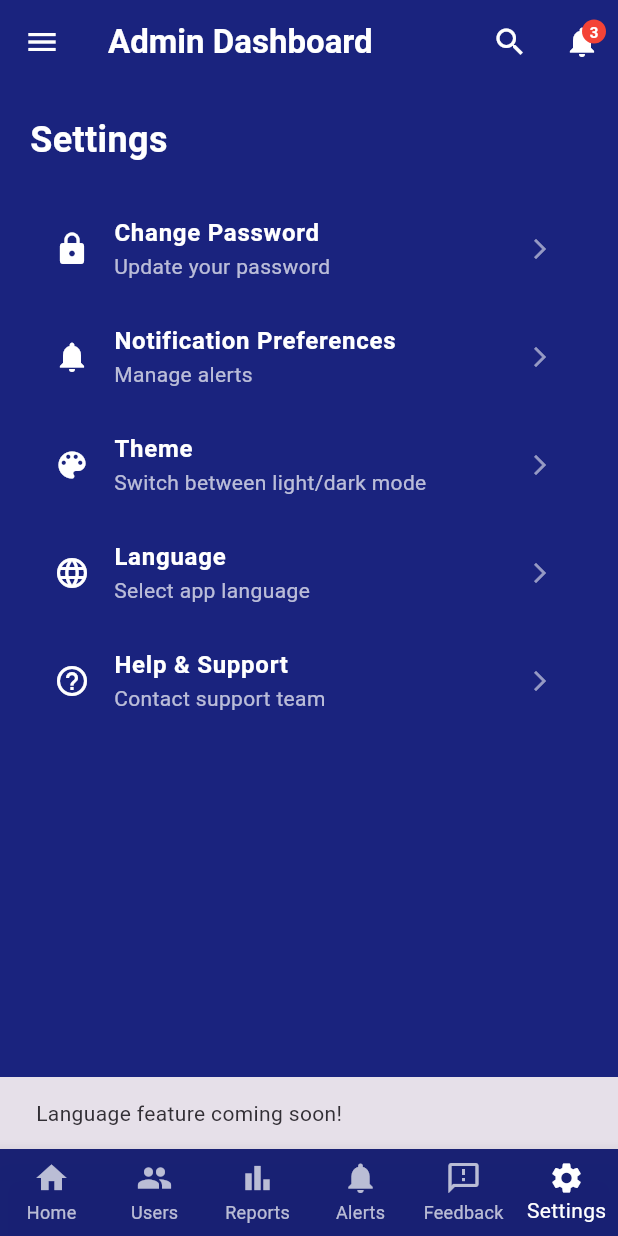
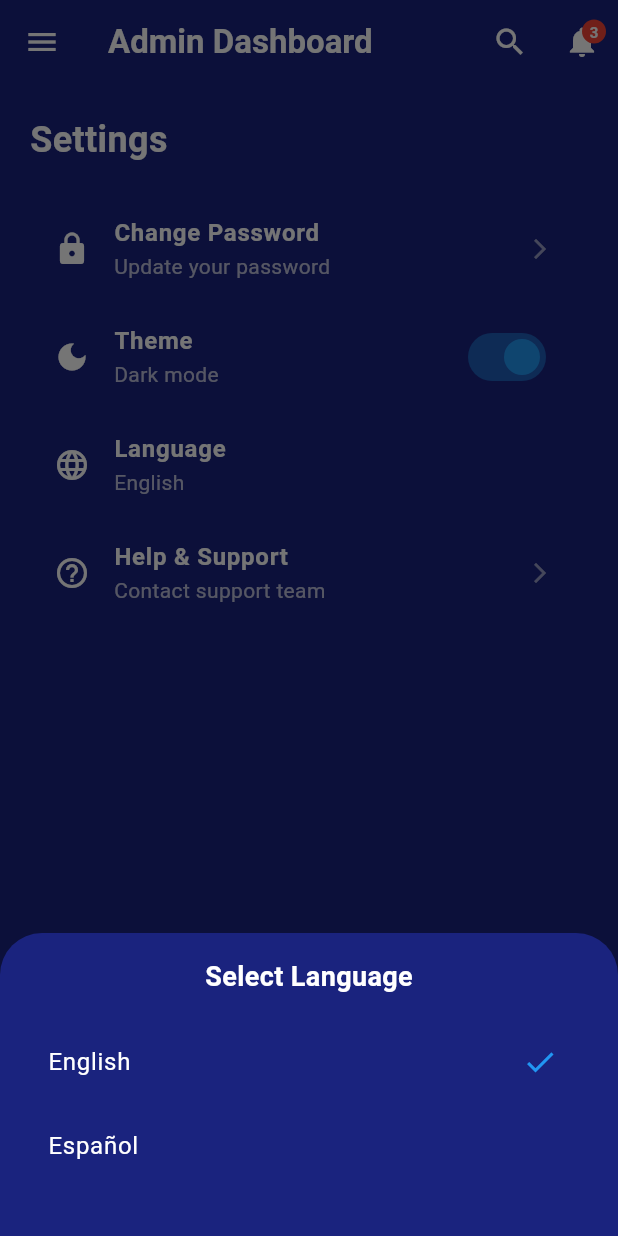
Before and after one commit to Manojarya0207/Gttc_Attendance_Manager, a Flutter app: the AdminDashboard screen opened directly with empty values, item 6 of the bottom bar chosen, after a tap on "Language", on a phone screen of 412 x 824 dp. Run offline on Flutter 3.47's test engine with Material 3 defaults, Android fonts, the light colour scheme and no system bars; our stand-ins replace google_fonts, percent_indicator, shared_preferences, table_calendar; accounts and stored records are empty.

Commit message:
24-10-2025 Update

```diff
--- a/lib/screens/admin_dashboard.dart
+++ b/lib/screens/admin_dashboard.dart
@@ -1,6 +1,7 @@
 import 'package:flutter/material.dart';
 import 'package:intl/intl.dart';
 import 'package:percent_indicator/circular_percent_indicator.dart';
+import 'package:shared_preferences/shared_preferences.dart';
 import '../utils/dialog_utils.dart';
 import 'auth_entry_screen.dart';
 
@@ -64,6 +65,11 @@ class _AdminDashboardState extends State<AdminDashboard>
   late AnimationController _controller;
   late Animation<double> _fadeAnimation;
 
+  // Theme & Language
+  ThemeMode _currentTheme = ThemeMode.dark;
+  static const List<String> _supportedLocales = ['en', 'es'];
+  String _currentLocale = 'en';
+
   List<AppNotification> _notifications = [
     AppNotification(
       id: '1',
@@ -100,12 +106,34 @@ class _AdminDashboardState extends State<AdminDashboard>
   @override
   void initState() {
     super.initState();
+    _loadSettings();
     _controller = AnimationController(
       vsync: this,
       duration: const Duration(milliseconds: 300),
     );
     _fadeAnimation = CurvedAnimation(parent: _controller, curve: Curves.easeInOut);
     _controller.forward();
+  }
+
+  Future<void> _loadSettings() async {
+    final prefs = await SharedPreferences.getInstance();
+    final themeStr = prefs.getString('theme_mode') ?? 'dark';
+    final locale = prefs.getString('locale') ?? 'en';
+
+    setState(() {
+      _currentTheme = themeStr == 'light' ? ThemeMode.light : ThemeMode.dark;
+      _currentLocale = locale;
+    });
+  }
+
+  Future<void> _saveTheme(String mode) async {
+    final prefs = await SharedPreferences.getInstance();
+    await prefs.setString('theme_mode', mode);
+  }
+
+  Future<void> _saveLocale(String locale) async {
+    final prefs = await SharedPreferences.getInstance();
+    await prefs.setString('locale', locale);
   }
 
   @override
@@ -190,7 +218,7 @@ class _AdminDashboardState extends State<AdminDashboard>
       ),
       drawer: _buildSideDrawer(context),
       body: Container(
-        color: Colors.indigo[900], // Standard dark background
+        color: Colors.indigo[900],
         child: SafeArea(
           child: FadeTransition(
             opacity: _fadeAnimation,
@@ -249,7 +277,7 @@ class _AdminDashboardState extends State<AdminDashboard>
         children: [
           UserAccountsDrawerHeader(
             decoration: BoxDecoration(
-              color: Colors.indigo[800], // Slightly lighter for contrast
+              color: Colors.indigo[800],
             ),
             currentAccountPicture: const CircleAvatar(
               backgroundColor: Colors.white,
@@ -546,24 +574,120 @@ class _AdminDashboardState extends State<AdminDashboard>
       children: [
         const Text('Settings', style: TextStyle(fontSize: 24, fontWeight: FontWeight.bold, color: Colors.white)),
         const SizedBox(height: 20),
-        _settingsTile(Icons.lock, 'Change Password', 'Update your password'),
-        _settingsTile(Icons.notifications, 'Notification Preferences', 'Manage alerts'),
-        _settingsTile(Icons.color_lens, 'Theme', 'Switch between light/dark mode'),
-        _settingsTile(Icons.language, 'Language', 'Select app language'),
-        _settingsTile(Icons.help_outline, 'Help & Support', 'Contact support team'),
+        _settingsTile(
+          Icons.lock,
+          'Change Password',
+          'Update your password',
+          onTap: () {
+            ScaffoldMessenger.of(context).showSnackBar(const SnackBar(content: Text('Change Password coming soon!')));
+          },
+        ),
+        _buildThemeTile(),
+        _buildLanguageTile(),
+        _settingsTile(
+          Icons.help_outline,
+          'Help & Support',
+          'Contact support team',
+          onTap: () {
+            ScaffoldMessenger.of(context).showSnackBar(const SnackBar(content: Text('Help & Support coming soon!')));
+          },
+        ),
       ],
     );
   }
 
-  Widget _settingsTile(IconData icon, String title, String subtitle) {
+  Widget _buildThemeTile() {
+    return ListTile(
+      leading: const Icon(Icons.dark_mode, color: Colors.white),
+      title: const Text('Theme', style: TextStyle(color: Colors.white, fontWeight: FontWeight.w600)),
+      subtitle: Text(
+        _currentTheme == ThemeMode.dark ? 'Dark mode' : 'Light mode',
+        style: const TextStyle(color: Colors.white70),
+      ),
+      trailing: Switch(
+        value: _currentTheme == ThemeMode.dark,
+        activeColor: Colors.blue,
+        onChanged: (value) async {
+          final newMode = value ? ThemeMode.dark : ThemeMode.light;
+          final modeStr = value ? 'dark' : 'light';
+          await _saveTheme(modeStr);
+          setState(() {
+            _currentTheme = newMode;
+          });
+          ScaffoldMessenger.of(context).showSnackBar(
+            SnackBar(
+              content: Text('Theme set to ${value ? "dark" : "light"} mode. Restart app to apply fully.'),
+            ),
+          );
+        },
+      ),
+    );
+  }
+
+  Widget _buildLanguageTile() {
+    return ListTile(
+      leading: const Icon(Icons.language, color: Colors.white),
+      title: const Text('Language', style: TextStyle(color: Colors.white, fontWeight: FontWeight.w600)),
+      subtitle: Text(
+        _currentLocale == 'en' ? 'English' : 'Español',
+        style: const TextStyle(color: Colors.white70),
+      ),
+      onTap: () async {
+        await showModalBottomSheet(
+          context: context,
+          backgroundColor: Colors.indigo[900],
+          builder: (ctx) {
+            return Padding(
+              padding: const EdgeInsets.all(16.0),
+              child: Column(
+                mainAxisSize: MainAxisSize.min,
+                children: [
+                  const Text(
+                    'Select Language',
+                    style: TextStyle(color: Colors.white, fontSize: 18, fontWeight: FontWeight.bold),
+                  ),
+                  const SizedBox(height: 16),
+                  ..._supportedLocales.map((code) {
+                    final label = code == 'en' ? 'English' : 'Español';
+                    return ListTile(
+                      title: Text(label, style: const TextStyle(color: Colors.white)),
+                      trailing: _currentLocale == code
+                          ? const Icon(Icons.check, color: Colors.blue)
+                          : null,
+                      onTap: () async {
+                        await _saveLocale(code);
+                        setState(() {
+                          _currentLocale = code;
+                        });
+                        Navigator.pop(ctx);
+                        ScaffoldMessenger.of(context).showSnackBar(
+                          SnackBar(content: Text('Language changed to $label')),
+                        );
+                      },
+                    );
+                  }).toList(),
+                  const SizedBox(height: 16),
+                ],
+              ),
+            );
+          },
+        );
+      },
+    );
+  }
+
+  Widget _settingsTile(IconData icon, String title, String subtitle, {VoidCallback? onTap}) {
     return ListTile(
       leading: Icon(icon, color: Colors.white),
       title: Text(title, style: const TextStyle(color: Colors.white, fontWeight: FontWeight.w600)),
       subtitle: Text(subtitle, style: const TextStyle(color: Colors.white70)),
       trailing: const Icon(Icons.arrow_forward_ios, color: Colors.white54, size: 16),
-      onTap: () {
-        ScaffoldMessenger.of(context).showSnackBar(SnackBar(content: Text('$title feature coming soon!')));
-      },
+      onTap: onTap ??
+          () {
+            ScaffoldMessenger.of(context).showSnackBar(
+              SnackBar(content: Text('$title feature coming soon!')),
+            );
+          },
     );
   }
 
--- a/pubspec.yaml
+++ b/pubspec.yaml
@@ -40,6 +40,7 @@ dependencies:
   table_calendar: ^3.2.0
   intl: ^0.20.2
   percent_indicator: ^4.2.5
+  shared_preferences: ^2.5.3
 
 dev_dependencies:
   flutter_test:
```
Also changed, not shown: pubspec.lock, 1 other file.
